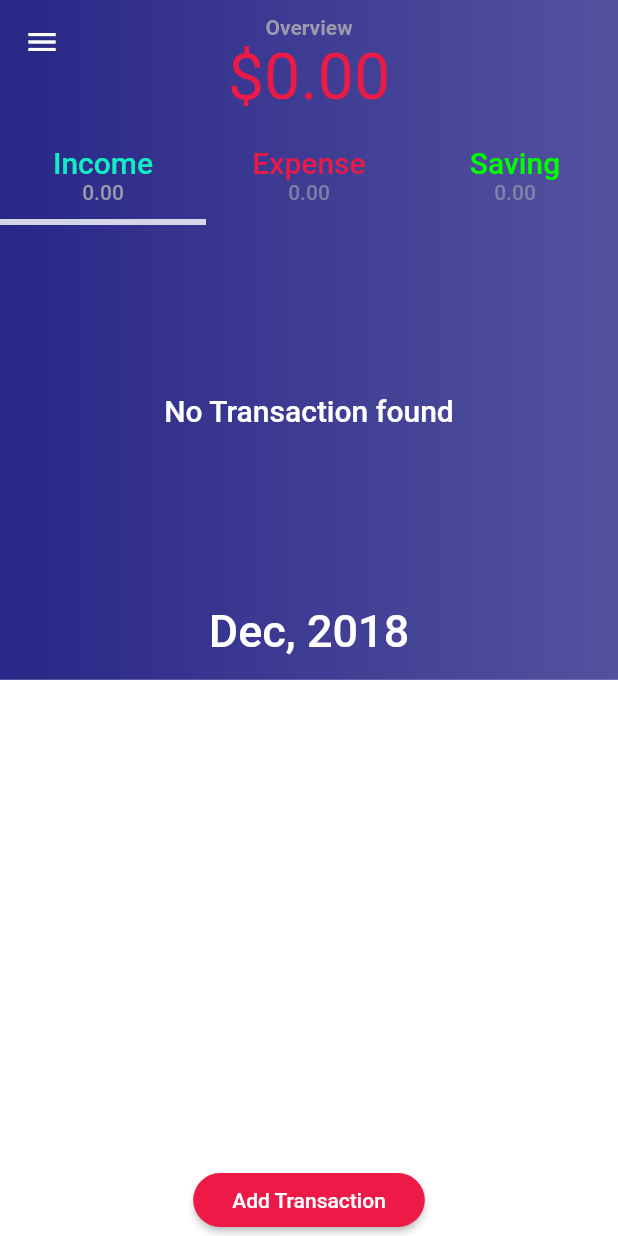
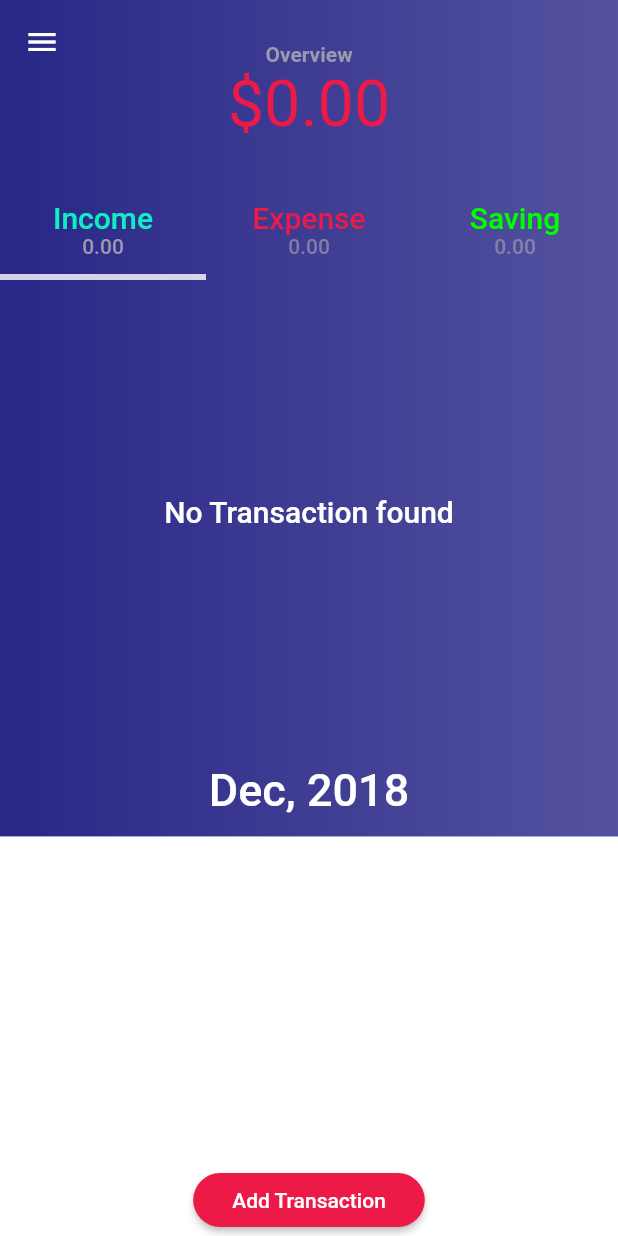
Before and after one commit to partnercloudsupport/my_wallet, a Flutter app: the screen it shows after launch, on a phone screen of 412 x 824 dp. Run offline on Flutter 3.47's test engine with Material 2 defaults, Android fonts, the light colour scheme and no system bars; drawn by our look-alikes of auto_size_text; our stand-ins replace charts_flutter, firebase_core, firebase_database, gradient_app_bar, shared_preferences, sqflite and 1 more; accounts and stored records are empty; statements that could not run were skipped.

Commit message:
Summary: Fix layout issue in Home screen

```diff
--- a/lib/ui/home/chart/chart_row_view.dart
+++ b/lib/ui/home/chart/chart_row_view.dart
@@ -5,7 +5,8 @@ import 'package:my_wallet/ui/home/chart/title/presentation/view/chart_title_view
 import 'package:my_wallet/ui/home/chart/saving/presentation/view/chart_saving_view.dart';
 
 class ChartRow extends StatefulWidget {
-  ChartRow() : super();
+  final double height;
+  ChartRow(this.height) : super();
 
   @override
   State<StatefulWidget> createState() {
@@ -15,12 +16,17 @@ class ChartRow extends StatefulWidget {
 
 class _ChartRowState extends State<ChartRow> with TickerProviderStateMixin {
   TabController _tabController;
+  final _tabViews = [
+    IncomeChart(),
+    ExpenseChart(),
+    SavingChartView(),
+  ];
 
   @override
   void initState() {
     super.initState();
 
-    _tabController = TabController(length: 3, vsync: this);
+    _tabController = TabController(length: _tabViews.length, vsync: this);
   }
 
   @override
@@ -29,10 +35,10 @@ class _ChartRowState extends State<ChartRow> with TickerProviderStateMixin {
       alignment: Alignment.center,
       child: Column(
         children: <Widget>[
-          ChartTitleView(_tabController,),
+          ChartTitleView(_tabController,height: widget.height * 0.25),
           Container(
-            height: MediaQuery.of(context).size.height * 0.3,
-            child: TabBarView(controller: _tabController, children: [IncomeChart(), ExpenseChart(), SavingChartView()]),
+            height: widget.height * 0.75,
+            child: TabBarView(controller: _tabController, children: _tabViews),
           )
         ],
       ),
--- a/lib/ui/home/chart/transactions/presentation/view/chart_transaction.dart
+++ b/lib/ui/home/chart/transactions/presentation/view/chart_transaction.dart
@@ -58,13 +58,13 @@ class _TransactionChartState extends CleanArchitectureView<TransactionChart, Tra
               measureFn: (data, index) => data.amount,
               domainFn: (data, index) => data.amount,
               colorFn: (data, index) => Color.fromHex(code: data.color),
-              labelAccessorFn: (data, index) => "${data.category}"
+              labelAccessorFn: (data, index) => "${data.category}",
           ),
     ],
       animate: false,
       defaultRenderer: ArcRendererConfig(
           arcRendererDecorators: [ ArcLabelDecorator(
-            labelPosition: ArcLabelPosition.auto,
+            labelPosition: ArcLabelPosition.outside,
             outsideLabelStyleSpec: TextStyleSpec(
                 color: Color.fromHex(code: "#FFFFFF"),
                 fontSize: 14
@@ -77,7 +77,7 @@ class _TransactionChartState extends CleanArchitectureView<TransactionChart, Tra
               color: Color.fromHex(code: "#FFFFFF"),
               thickness: 2.0,
               length: 24.0
-            )
+            ),
           ) ]
       ),
     );
--- a/lib/ui/home/home_view.dart
+++ b/lib/ui/home/home_view.dart
@@ -21,6 +21,11 @@ class _MyWalletState extends State<MyWalletHome> {
   List<ExpenseEntity> homeEntities = [];
 
   DateFormat _df = DateFormat("MMM, yyyy");
+
+  final overviewRatio = 0.15;
+  final chartRatio = 0.5;
+  final titleHeight = 22.0;
+
 
   @override
   Widget build(BuildContext context) {
@@ -51,11 +56,15 @@ class _MyWalletState extends State<MyWalletHome> {
     List<Widget> list = [];
 
     list.add(SliverAppBar(
-      expandedHeight: MediaQuery.of(context).size.height * 0.55,
+      expandedHeight: MediaQuery.of(context).size.height * (overviewRatio + chartRatio) + titleHeight,
       pinned: true,
       flexibleSpace: FlexibleSpaceBar(
         centerTitle: true,
-        title: Text(_df.format(DateTime.now()), style: Theme.of(context).textTheme.title,),
+        title: SizedBox(
+          height: titleHeight,
+          child: Text(_df.format(DateTime.now()), style: Theme.of(context).textTheme.title,),
+        ),
+        collapseMode: CollapseMode.parallax,
         background: Container(
           decoration: BoxDecoration(
             gradient: LinearGradient(colors: [
@@ -68,8 +77,8 @@ class _MyWalletState extends State<MyWalletHome> {
           child: ListView(
             physics: NeverScrollableScrollPhysics(),
             children: <Widget>[
-              HomeOverview(titleStyle),
-              ChartRow(),
+              HomeOverview(titleStyle, MediaQuery.of(context).size.height * overviewRatio),
+              ChartRow(MediaQuery.of(context).size.height * chartRatio),
             ],
           ),
         ),
--- a/lib/ui/home/overview/presentation/view/overview_view.dart
+++ b/lib/ui/home/overview/presentation/view/overview_view.dart
@@ -9,9 +9,10 @@ import 'package:my_wallet/ca/presentation/view/ca_state.dart';
 import 'package:my_wallet/ui/home/overview/presentation/view/overview_callback.dart';
 
 class HomeOverview extends StatefulWidget {
-  final TextStyle titleSTyle;
+  final TextStyle titleStyle;
+  final double height;
 
-  HomeOverview(this.titleSTyle) : super();
+  HomeOverview(this.titleStyle, this.height) : super();
 
   @override
   State<StatefulWidget> createState() {
@@ -61,12 +62,13 @@ class _HomeOverviewState extends CleanArchitectureView<HomeOverview, HomeOvervie
   @override
   Widget build(BuildContext context) {
     return Container(
+      height: widget.height,
       padding: EdgeInsets.all(10.0),
       alignment: Alignment.center,
       child: Column(
         mainAxisSize: MainAxisSize.min,
         children: <Widget>[
-          Text("Overview", style: widget.titleSTyle,),
+          Text("Overview", style: widget.titleStyle,),
           Text("${nf.format(_total)}", style: Theme.of(context).textTheme.headline.apply(fontSizeFactor: 1.8, color: _total <= 0 ? theme.pinkAccent : theme.tealAccent),)
         ],
       ),
```
Also changed, not shown: lib/ui/home/chart/title/presentation/view/chart_title_view.dart (+12 -7 lines).
